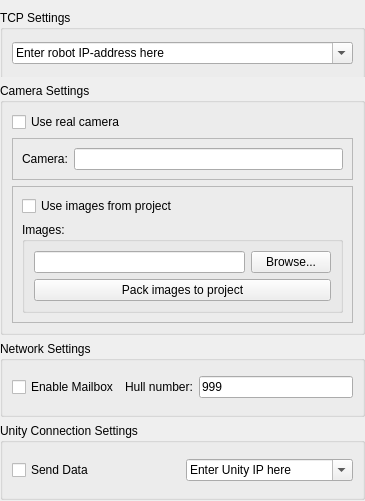
Qt form plugins/robots/interpreters/trikKitInterpreterCommon/src/trikAdditionalPreferences.ui (trikset/trik-studio) before a commit.
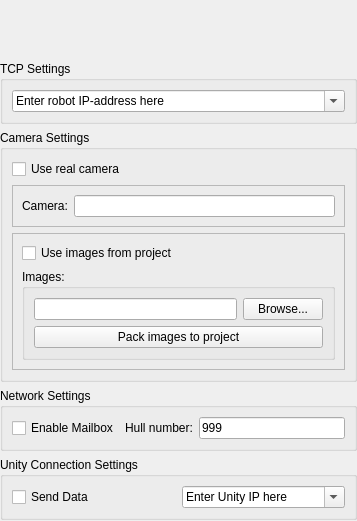
The same form after that commit. Custom widgets are drawn as their Qt base class.

Patch:
```diff
--- a/plugins/robots/interpreters/trikKitInterpreterCommon/src/trikAdditionalPreferences.ui
+++ b/plugins/robots/interpreters/trikKitInterpreterCommon/src/trikAdditionalPreferences.ui
@@ -6,8 +6,8 @@
    <rect>
     <x>0</x>
     <y>0</y>
-    <width>365</width>
-    <height>501</height>
+    <width>357</width>
+    <height>521</height>
    </rect>
   </property>
   <property name="windowTitle">
@@ -27,16 +27,10 @@
     <number>0</number>
    </property>
    <item>
-    <widget class="qReal::ui::ImagePicker" name="robotImagePicker" native="true">
+    <widget class="qReal::ui::ImagePicker" name="robotImagePicker" native="true"/>
+   </item>
+   <item>
      <widget class="QGroupBox" name="tcpSettingsGroupBox">
-      <property name="geometry">
-       <rect>
-        <x>0</x>
-        <y>10</y>
-        <width>365</width>
-        <height>69</height>
-       </rect>
-      </property>
       <property name="title">
        <string>TCP Settings</string>
       </property>
@@ -56,7 +50,6 @@
        </item>
       </layout>
      </widget>
-    </widget>
    </item>
    <item>
     <widget class="QGroupBox" name="multimediaSettingsGroupBox">
@@ -147,13 +140,6 @@
       <string>Network Settings</string>
      </property>
      <layout class="QGridLayout" name="gridLayout_5">
-      <item row="0" column="2">
-       <widget class="QLineEdit" name="mailboxHullNumber">
-        <property name="text">
-         <string>999</string>
-        </property>
-       </widget>
-      </item>
       <item row="0" column="0">
        <widget class="QCheckBox" name="mailboxCheckBox">
         <property name="text">
@@ -168,6 +154,13 @@
         </property>
        </widget>
       </item>
+      <item row="0" column="3">
+       <widget class="QLineEdit" name="mailboxHullNumber">
+        <property name="text">
+         <string>999</string>
+        </property>
+       </widget>
+      </item>
      </layout>
     </widget>
    </item>
```
Left out of the diff: 14 changed lines with no effect on the pictures. Lines whose indentation alone changed are shown as unchanged.
